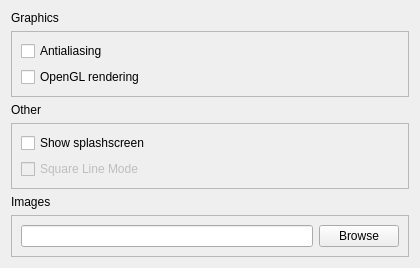
Before: the Qt Designer form qrgui/dialogs/preferencesPages/miscellaniousPage.ui in qreal/qreal, drawn with Qt 5.
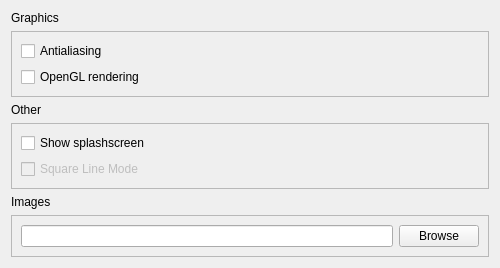
After: the same form once the commit is applied.

```diff
--- a/qrgui/dialogs/preferencesPages/miscellaniousPage.ui
+++ b/qrgui/dialogs/preferencesPages/miscellaniousPage.ui
@@ -6,7 +6,7 @@
    <rect>
     <x>0</x>
     <y>0</y>
-    <width>420</width>
+    <width>500</width>
     <height>262</height>
    </rect>
   </property>
```
